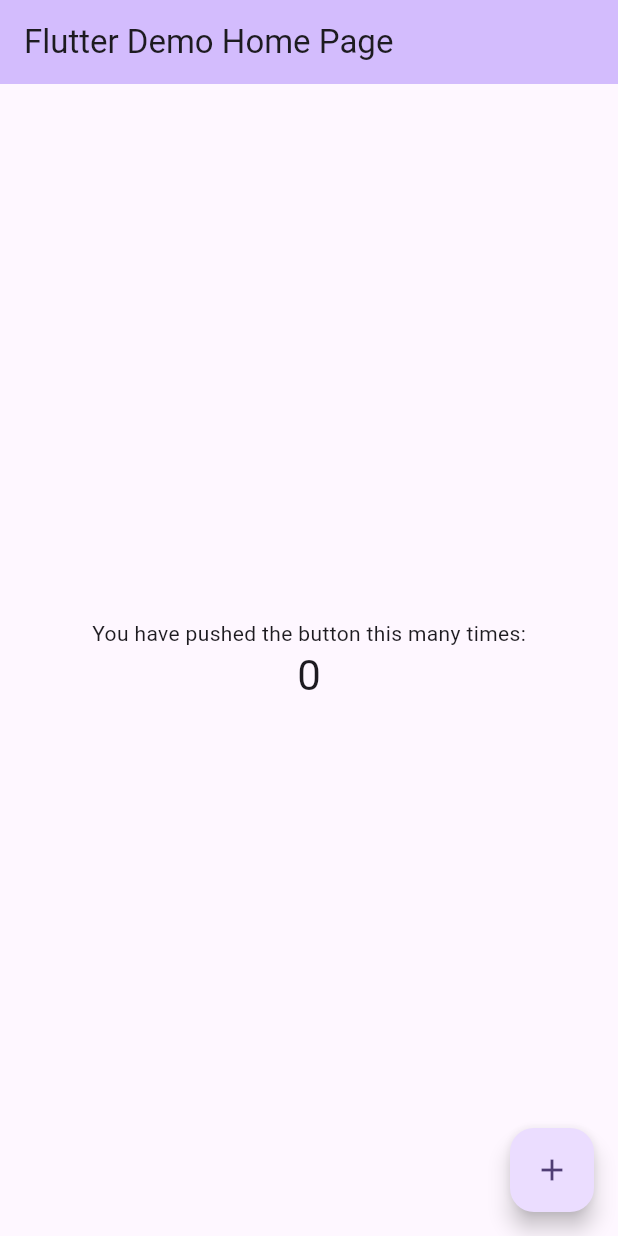
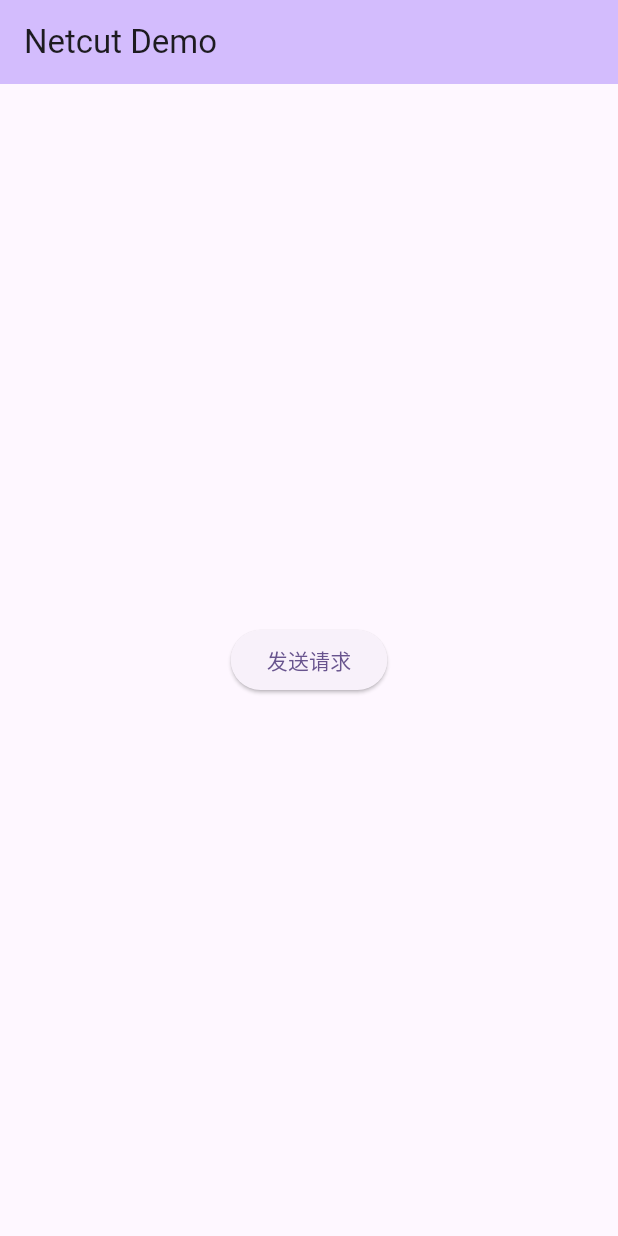
Before and after one commit to callmepeanut/texttransfer, a Flutter app: the screen it shows after launch, on a phone screen of 412 x 824 dp. Run offline on Flutter 3.47's test engine with Material 3 defaults, Android fonts, the phone set to English and light mode, and no system bars; our stand-ins replace fluttertoast.

Commit message:
ADD: add get text api request

```diff
--- a/lib/main.dart
+++ b/lib/main.dart
@@ -1,4 +1,6 @@
 import 'package:flutter/material.dart';
+import 'package:texttransfer/services/netcut_service.dart';
+import 'package:fluttertoast/fluttertoast.dart';
 
 void main() {
   runApp(const MyApp());
@@ -7,47 +9,21 @@
 class MyApp extends StatelessWidget {
   const MyApp({super.key});
 
-  // This widget is the root of your application.
   @override
   Widget build(BuildContext context) {
     return MaterialApp(
-      title: 'Flutter Demo',
+      title: 'Netcut Demo',
       theme: ThemeData(
-        // This is the theme of your application.
-        //
-        // TRY THIS: Try running your application with "flutter run". You'll see
-        // the application has a purple toolbar. Then, without quitting the app,
-        // try changing the seedColor in the colorScheme below to Colors.green
-        // and then invoke "hot reload" (save your changes or press the "hot
-        // reload" button in a Flutter-supported IDE, or press "r" if you used
-        // the command line to start the app).
-        //
-        // Notice that the counter didn't reset back to zero; the application
-        // state is not lost during the reload. To reset the state, use hot
-        // restart instead.
-        //
-        // This works for code too, not just values: Most code changes can be
-        // tested with just a hot reload.
         colorScheme: ColorScheme.fromSeed(seedColor: Colors.deepPurple),
         useMaterial3: true,
       ),
-      home: const MyHomePage(title: 'Flutter Demo Home Page'),
+      home: const MyHomePage(title: 'Netcut Demo'),
     );
   }
 }
 
 class MyHomePage extends StatefulWidget {
   const MyHomePage({super.key, required this.title});
-
-  // This widget is the home page of your application. It is stateful, meaning
-  // that it has a State object (defined below) that contains fields that affect
-  // how it looks.
-
-  // This class is the configuration for the state. It holds the values (in this
-  // case the title) provided by the parent (in this case the App widget) and
-  // used by the build method of the State. Fields in a Widget subclass are
-  // always marked "final".
-
   final String title;
 
   @override
@@ -55,71 +31,34 @@
 }
 
 class _MyHomePageState extends State<MyHomePage> {
-  int _counter = 0;
-
-  void _incrementCounter() {
-    setState(() {
-      // This call to setState tells the Flutter framework that something has
-      // changed in this State, which causes it to rerun the build method below
-      // so that the display can reflect the updated values. If we changed
-      // _counter without calling setState(), then the build method would not be
-      // called again, and so nothing would appear to happen.
-      _counter++;
-    });
+  void _makeNetcutRequest() async {
+    try {
+      final result = await NetcutService.getNoteInfo();
+      debugPrint('请求结果: $result');
+    } catch (e) {
+      Fluttertoast.showToast(
+        msg: e.toString(),
+        toastLength: Toast.LENGTH_LONG,
+        gravity: ToastGravity.CENTER,
+        backgroundColor: Colors.red,
+        textColor: Colors.white,
+      );
+    }
   }
 
   @override
   Widget build(BuildContext context) {
-    // This method is rerun every time setState is called, for instance as done
-    // by the _incrementCounter method above.
-    //
-    // The Flutter framework has been optimized to make rerunning build methods
-    // fast, so that you can just rebuild anything that needs updating rather
-    // than having to individually change instances of widgets.
     return Scaffold(
       appBar: AppBar(
-        // TRY THIS: Try changing the color here to a specific color (to
-        // Colors.amber, perhaps?) and trigger a hot reload to see the AppBar
-        // change color while the other colors stay the same.
         backgroundColor: Theme.of(context).colorScheme.inversePrimary,
-        // Here we take the value from the MyHomePage object that was created by
-        // the App.build method, and use it to set our appbar title.
         title: Text(widget.title),
       ),
       body: Center(
-        // Center is a layout widget. It takes a single child and positions it
-        // in the middle of the parent.
-        child: Column(
-          // Column is also a layout widget. It takes a list of children and
-          // arranges them vertically. By default, it sizes itself to fit its
-          // children horizontally, and tries to be as tall as its parent.
-          //
-          // Column has various properties to control how it sizes itself and
-          // how it positions its children. Here we use mainAxisAlignment to
-          // center the children vertically; the main axis here is the vertical
-          // axis because Columns are vertical (the cross axis would be
-          // horizontal).
-          //
-          // TRY THIS: Invoke "debug painting" (choose the "Toggle Debug Paint"
-          // action in the IDE, or press "p" in the console), to see the
-          // wireframe for each widget.
-          mainAxisAlignment: MainAxisAlignment.center,
-          children: <Widget>[
-            const Text(
-              'You have pushed the button this many times:',
-            ),
-            Text(
-              '$_counter',
-              style: Theme.of(context).textTheme.headlineMedium,
-            ),
-          ],
+        child: ElevatedButton(
+          onPressed: _makeNetcutRequest,
+          child: const Text('发送请求'),
         ),
       ),
-      floatingActionButton: FloatingActionButton(
-        onPressed: _incrementCounter,
-        tooltip: 'Increment',
-        child: const Icon(Icons.add),
-      ), // This trailing comma makes auto-formatting nicer for build methods.
     );
   }
 }
--- /dev/null
+++ b/lib/services/netcut_service.dart
@@ -0,0 +1,32 @@
+import 'package:http/http.dart' as http;
+import 'dart:convert';
+
+class NetcutService {
+  static Future<Map<String, dynamic>> getNoteInfo() async {
+    final url = Uri.parse('https://api.txttool.cn/netcut/note/info/');
+
+    try {
+      final response = await http.post(
+        url,
+        headers: {
+          'Content-Type': 'application/x-www-form-urlencoded; charset=UTF-8',
+          'Accept': 'application/json',
+          'Origin': 'https://netcut.cn',
+          'Referer': 'https://netcut.cn/'
+        },
+        body: {
+          'note_name': 'ddd',
+          'note_pwd': 'kanyun'
+        }
+      );
+
+      if (response.statusCode == 200) {
+        return json.decode(response.body);
+      } else {
+        throw Exception('请求失败: ${response.statusCode}');
+      }
+    } catch (e) {
+      throw Exception('网络请求错误: $e');
+    }
+  }
+}
--- a/pubspec.yaml
+++ b/pubspec.yaml
@@ -30,6 +30,8 @@ environment:
 dependencies:
   flutter:
     sdk: flutter
+  http: ^1.2.0
+  fluttertoast: ^8.2.4
 
 
   # The following adds the Cupertino Icons font to your application.
```
Also changed, not shown: pubspec.lock.
